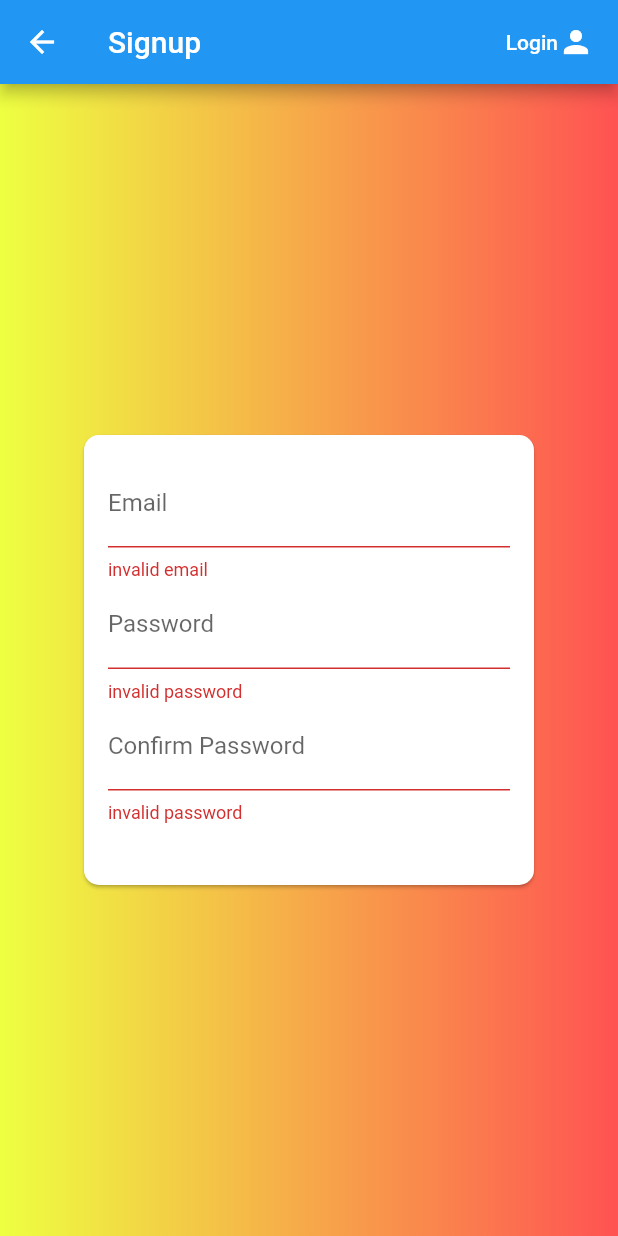
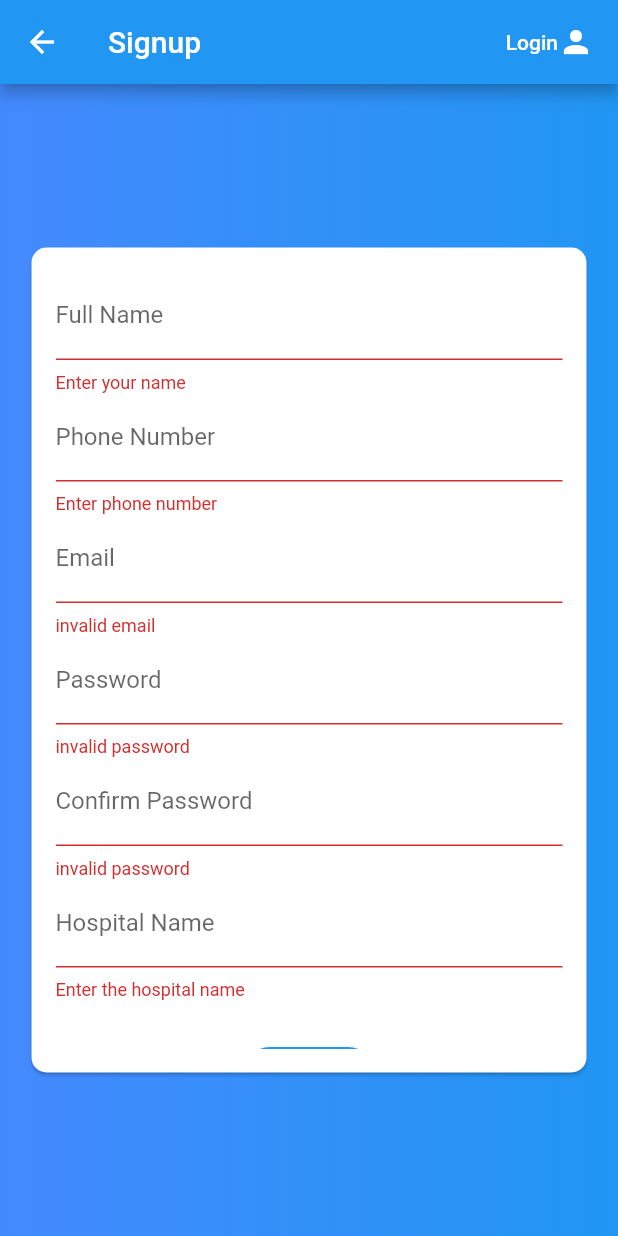
Before and after one commit to yashasuttangi/MedHist, a Flutter app: the SignupScreen screen opened by its route, after a tap on "Submit", on a phone screen of 412 x 824 dp. Run offline on Flutter 3.47's test engine with Material 2 defaults, Android fonts, the phone set to English and light mode, and no system bars.

Commit message:
sign up screen modified

```diff
--- a/lib/screens/signup_screen.dart
+++ b/lib/screens/signup_screen.dart
@@ -72,8 +72,8 @@ class _SignupScreenState extends State<SignupScreen> {
           Container(
             decoration: BoxDecoration(
                 gradient: LinearGradient(colors: [
-              Colors.limeAccent,
-              Colors.redAccent,
+              Colors.blueAccent,
+              Colors.blue,
             ])),
           ),
           Center(
@@ -82,15 +82,46 @@ class _SignupScreenState extends State<SignupScreen> {
                 borderRadius: BorderRadius.circular(10.0),
               ),
               child: Container(
-                height: 300,
-                width: 300,
+                height: 550,
+                width: 370,
                 padding: EdgeInsets.all(16),
                 child: Form(
                   key: _formKey,
                   child: SingleChildScrollView(
                     child: Column(
                       children: <Widget>[
-                        //email
+                        // NAME
+                        TextFormField(
+                          decoration: InputDecoration(labelText: 'Full Name'),
+                          keyboardType: TextInputType.text,
+                          validator: (value) {
+                            if (value.isEmpty) {
+                              return 'Enter your name';
+                            }
+                            return null;
+                          },
+                          onSaved: (value) {
+                            // _authData['email'] = value;
+                          },
+                        ),
+
+                        // PHONE NUMBER
+                        TextFormField(
+                          decoration:
+                              InputDecoration(labelText: 'Phone Number'),
+                          keyboardType: TextInputType.text,
+                          validator: (value) {
+                            if (value.isEmpty) {
+                              return 'Enter phone number';
+                            }
+                            return null;
+                          },
+                          onSaved: (value) {
+                            // _authData['email'] = value;
+                          },
+                        ),
+
+                        //EMAIL
                         TextFormField(
                           decoration: InputDecoration(labelText: 'Email'),
                           keyboardType: TextInputType.emailAddress,
@@ -105,7 +136,7 @@ class _SignupScreenState extends State<SignupScreen> {
                           },
                         ),
 
-                        //password
+                        //PASSWORD
                         TextFormField(
                           decoration: InputDecoration(labelText: 'Password'),
                           obscureText: true,
@@ -121,7 +152,7 @@ class _SignupScreenState extends State<SignupScreen> {
                           },
                         ),
 
-                        //Confirm Password
+                        //CONFIRM PASSWORD
                         TextFormField(
                           decoration:
                               InputDecoration(labelText: 'Confirm Password'),
@@ -135,8 +166,25 @@ class _SignupScreenState extends State<SignupScreen> {
                           },
                           onSaved: (value) {},
                         ),
+
+                        //
+                        TextFormField(
+                          decoration:
+                              InputDecoration(labelText: 'Hospital Name'),
+                          keyboardType: TextInputType.text,
+                          validator: (value) {
+                            if (value.isEmpty) {
+                              return 'Enter the hospital name';
+                            }
+                            return null;
+                          },
+                          onSaved: (value) {
+                            // _authData['email'] = value;
+                          },
+                        ),
+
                         SizedBox(
-                          height: 30,
+                          height: 25,
                         ),
                         RaisedButton(
                           child: Text('Submit'),
```
